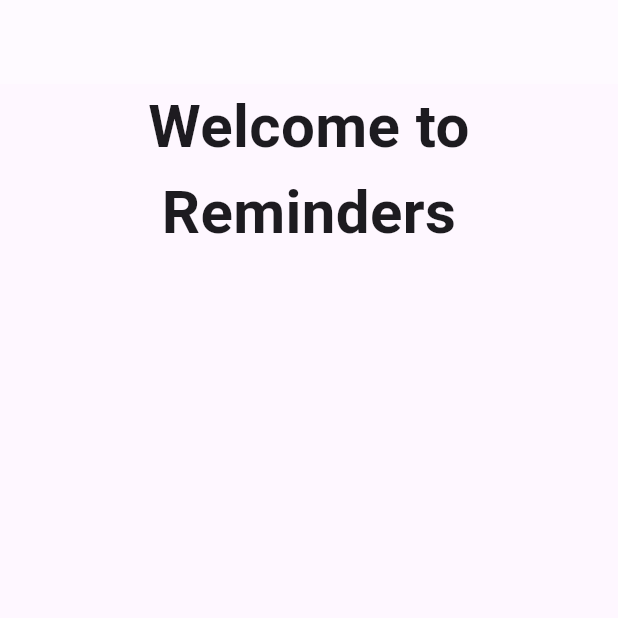
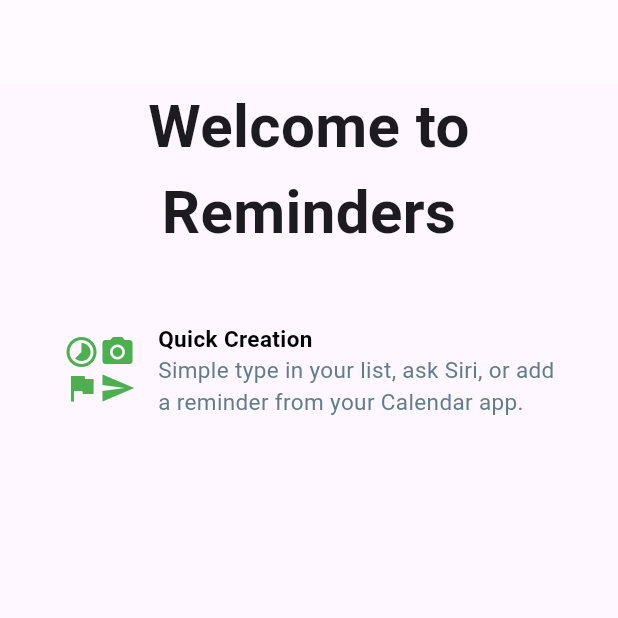
Before and after one commit to mgarguetar/Tarea1.2, a Flutter app: the screen it shows after launch, on a phone screen of 412 x 824 dp, the top half of it. Run offline on Flutter 3.47's test engine with Material 3 defaults, Android fonts, the phone set to English and light mode, and no system bars; missing offline and left inert: dart:ffi.

Commit message:
Quick Creation

```diff
--- a/welcome_to_reminders/lib/main.dart
+++ b/welcome_to_reminders/lib/main.dart
@@ -1,3 +1,5 @@
+import 'dart:ffi';
+
 import 'package:flutter/material.dart';
 
 void main() {
@@ -41,17 +43,58 @@
       appBar: AppBar(
         backgroundColor: Colors.white38,
       ),
-      body: Center(
-        child: Column(
-         children: [
-          Text('Welcome to Reminders',
+       body: Column(
+      children: [
+        Text(
+          'Welcome to Reminders',
           style: TextStyle(fontSize: 40, fontWeight: FontWeight.bold),
           textAlign: TextAlign.center,
+        ),
+        SizedBox(height: 45),
+        Center(
+          child: Row(
+            mainAxisAlignment: MainAxisAlignment.center,
+            children: [
+              // Primera columna de iconos
+              Column(
+                mainAxisAlignment: MainAxisAlignment.center,
+                children: const [
+                  Icon(Icons.timelapse, color: Colors.green),
+                  Icon(Icons.flag, color: Colors.green),
+                ],
+              ),
+              // Segunda columna de iconos (Send y Camera)
+              Column(
+                mainAxisAlignment: MainAxisAlignment.center,
+                children: const [
+                  Icon(Icons.camera_alt, color: Colors.green),
+                  Icon(Icons.send, color: Colors.green),
+                ],
+              ),
+              SizedBox(width: 15),
+              Column(
+                mainAxisAlignment: MainAxisAlignment.center,
+                crossAxisAlignment: CrossAxisAlignment.start,
+                children: const [
+                Text(
+                  'Quick Creation',
+                  style: TextStyle(fontSize: 15, color: Colors.black, fontWeight: FontWeight.bold),
+                ),
+                Text(
+                  'Simple type in your list, ask Siri, or add',
+                  style: TextStyle(fontSize: 15, color: Colors.blueGrey),
+                ),
+                Text(
+                  'a reminder from your Calendar app.',
+                  style: TextStyle(fontSize: 15, color: Colors.blueGrey),
+                ),
+                ],
+              ),
+            ],
           ),
-          SizedBox(height: 45),
-         ],
         ),
-      ),
-    );
+      ],
+    ),
+  );
 }
 }
--- a/welcome_to_reminders/pubspec.yaml
+++ b/welcome_to_reminders/pubspec.yaml
@@ -34,6 +34,7 @@
   # The following adds the Cupertino Icons font to your application.
   # Use with the CupertinoIcons class for iOS style icons.
   cupertino_icons: ^1.0.8
+  font_awesome_flutter: ^10.8.0
 
 dev_dependencies:
   flutter_test:
```
Also changed, not shown: welcome_to_reminders/pubspec.lock.
